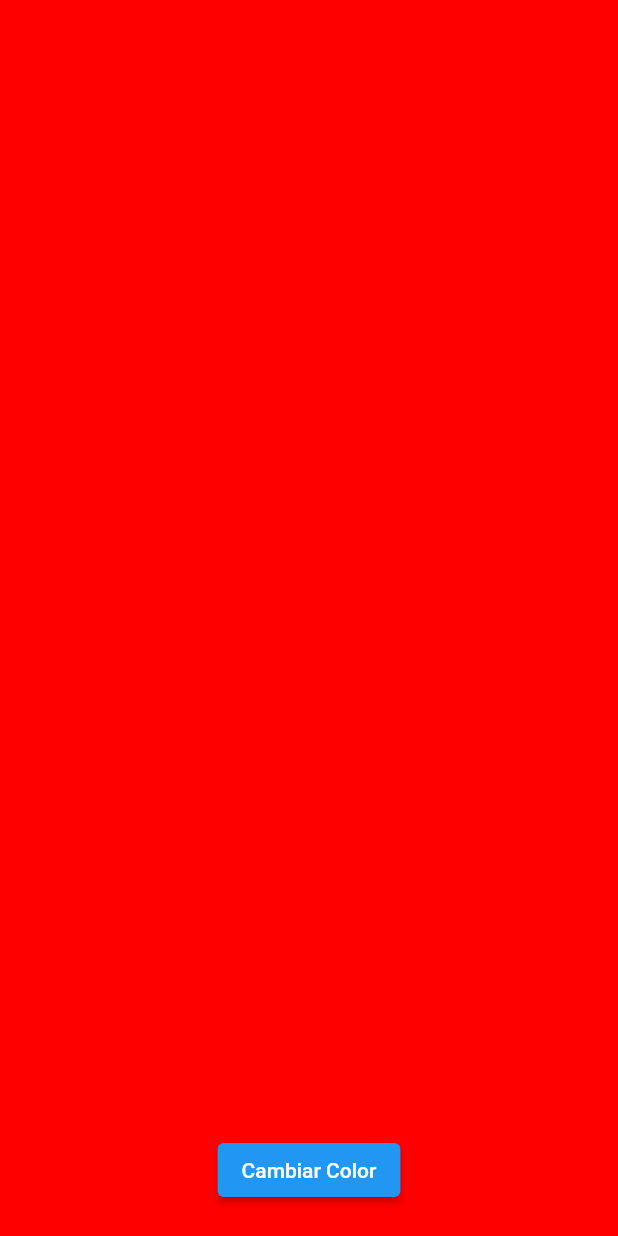
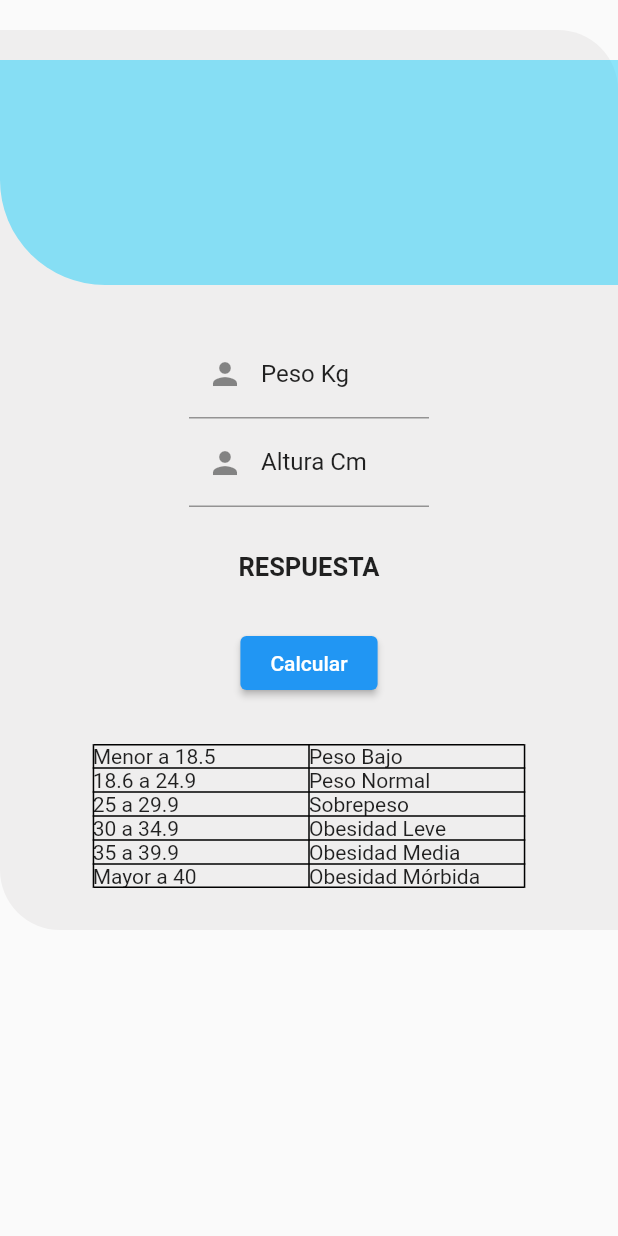
Before and after one commit to Chelo19/Practica_2_DisMov, a Flutter app: the screen it shows after launch, on a phone screen of 412 x 824 dp. Run offline on Flutter 3.47's test engine with Material 2 defaults, Android fonts, the phone set to English and light mode, and no system bars.

Commit message:
Practica #3

```diff
--- a/lib/main.dart
+++ b/lib/main.dart
@@ -1,4 +1,5 @@
 import 'package:flutter/material.dart';
+import 'package:namer_app/ui%20calculator/ui_calculator.dart';
 
 void main() => runApp(ColorEditApp());
 
@@ -8,7 +9,8 @@ class ColorEditApp extends StatelessWidget {
     return MaterialApp(
       debugShowCheckedModeBanner: false,
       routes: {
-        '/': (context) => ColorScreen(),
+        '/': (context) => CalculatorUI(),
+        // '/': (context) => ColorScreen(),
         '/edit': (context) => EditColorScreen(),
       },
     );
--- /dev/null
+++ b/lib/ui calculator/ui_calculator.dart
@@ -0,0 +1,61 @@
+import 'package:flutter/material.dart';
+import 'package:namer_app/ui%20calculator/widgets/widgets_calculator.dart';
+
+class CalculatorUI extends StatefulWidget{
+  const CalculatorUI({super.key});
+  @override
+  State<CalculatorUI> createState() => _CalculatorUIState();
+}
+
+class _CalculatorUIState extends State<CalculatorUI> {
+  TextEditingController _pesoController = TextEditingController();
+  TextEditingController _alturaController = TextEditingController();
+  String respuesta="RESPUESTA";
+  double imc = 0.0;
+
+  void _calcular(){
+    setState(() {
+      double peso = double.parse(_pesoController.text);
+      double altura = double.parse(_alturaController.text) / 100;
+      imc = peso / (altura * altura);
+      respuesta = imc.toStringAsFixed(1);
+    });
+  }
+
+  @override
+  Widget build(BuildContext context){
+    return Scaffold(
+      body: SingleChildScrollView(
+        child: MyContainer(
+          child: Column(
+            children: [
+              Stack(
+                children: [
+                  MyAppContainer()
+                ],
+              ),
+              _sizeEspacio(),
+              MyTextInput(inputController: _pesoController, label: "Peso Kg"),
+              MyTextInput(inputController: _alturaController, label: "Altura Cm"),
+              _sizeEspacio(),
+              MyText(text: respuesta.toString()),
+              _sizeEspacio(),
+              MyButton(
+                lblText: Text("Calcular"),
+                press: (() => _calcular()),
+              ),
+              _sizeEspacio(),
+              MyTable(),
+            ],
+          ),
+        ),
+      ),
+    );
+  }
+}
+
+Widget _sizeEspacio(){
+  return SizedBox(
+    height: 30,
+  );
+}
--- /dev/null
+++ b/lib/ui calculator/widgets/widgets_calculator.dart
@@ -0,0 +1,146 @@
+import 'package:flutter/material.dart';
+
+class MyTextInput extends StatelessWidget{
+  MyTextInput({super.key, required this.inputController, required this.label});
+
+  final TextEditingController inputController;
+  final String label;
+
+  @override
+  Widget build(BuildContext context){
+    return SizedBox(
+      width: 300,
+      child: Padding(
+        padding: const EdgeInsets.only(left: 70, right: 70),
+        child: TextFormField(
+          controller: inputController,
+          keyboardType: TextInputType.number,
+          decoration: InputDecoration(
+            border: const UnderlineInputBorder(),
+            prefixIcon: const Icon(Icons.person),
+            labelStyle: TextStyle(color: Colors.black87),
+            labelText: label,
+          ),
+        ),
+      ),
+    );
+  }
+}
+
+class MyText extends StatelessWidget {
+  MyText({super.key, required this.text});
+
+  String text;
+
+  @override
+  Widget build(BuildContext context) {
+    return Text(
+      text,
+      style: TextStyle(
+        color: Colors.black87,
+        fontSize: 17,
+        fontWeight: FontWeight.bold,
+      ),
+    );
+  }
+}
+
+class MyButton extends StatelessWidget {
+  const MyButton({super.key, required this.lblText, required this.press});
+
+  final Text lblText;
+  final VoidCallback press;
+
+  @override
+  Widget build(BuildContext context) {
+    return ElevatedButton(
+      onPressed: press,
+      style: ElevatedButton.styleFrom(
+        backgroundColor: Colors.blue,
+        padding: EdgeInsets.symmetric(horizontal: 20, vertical: 10),
+        textStyle: const TextStyle(
+          color: Colors.white,
+          fontSize: 14,
+          fontWeight: FontWeight.w500,
+        )
+      ),
+      child: lblText,
+    );
+  }
+}
+
+class MyContainer extends StatelessWidget {
+  const MyContainer({super.key, required this.child});
+  final Widget child;
+
+  @override
+  Widget build(BuildContext context) {
+    return Container(
+      height: 600,
+      child: child,
+      margin: EdgeInsets.only(top: 20),
+      decoration: BoxDecoration(
+        color: Color.fromARGB(31, 228, 226, 226).withOpacity(0.5),
+        borderRadius: BorderRadius.only(
+          topRight: Radius.circular(40),
+          bottomLeft: Radius.circular(40),
+        )
+      ),
+    );
+  }
+}
+
+class MyAppContainer extends StatelessWidget {
+  const MyAppContainer({super.key});
+
+  @override
+  Widget build(BuildContext context) {
+    return Container(
+      height: 150,
+      margin: EdgeInsets.only(top: 20),
+      decoration: BoxDecoration(
+        color: Color.fromARGB(255, 29, 206, 250).withOpacity(0.5),
+        borderRadius: BorderRadius.only(
+          bottomLeft: Radius.circular(70),
+        )
+      ),
+    );
+  }
+}
+
+class MyTable extends StatelessWidget {
+  @override
+  Widget build(BuildContext context) {
+    return Container(
+      width: MediaQuery.of(context).size.width * 0.7,
+      child: Table(border: TableBorder.all(),
+      children: [
+        TableRow(children: [
+          Text('Menor a 18.5'),
+          Text('Peso Bajo'),
+        ]),
+        TableRow(children: [
+          Text('18.6 a 24.9'),
+          Text('Peso Normal'),
+        ]),
+        TableRow(children: [
+          Text('25 a 29.9'),
+          Text('Sobrepeso'),
+        ]),
+        TableRow(children: [
+          Text('30 a 34.9'),
+          Text('Obesidad Leve'),
+        ]),
+        TableRow(children: [
+          Text('35 a 39.9'),
+          Text('Obesidad Media'),
+        ]),
+        TableRow(children: [
+          Text('Mayor a 40'),
+          Text('Obesidad Mórbida'),
+        ]),
+      ],
+      ),
+    );
+  }
+}
```
Also changed, not shown: 1 other file.
